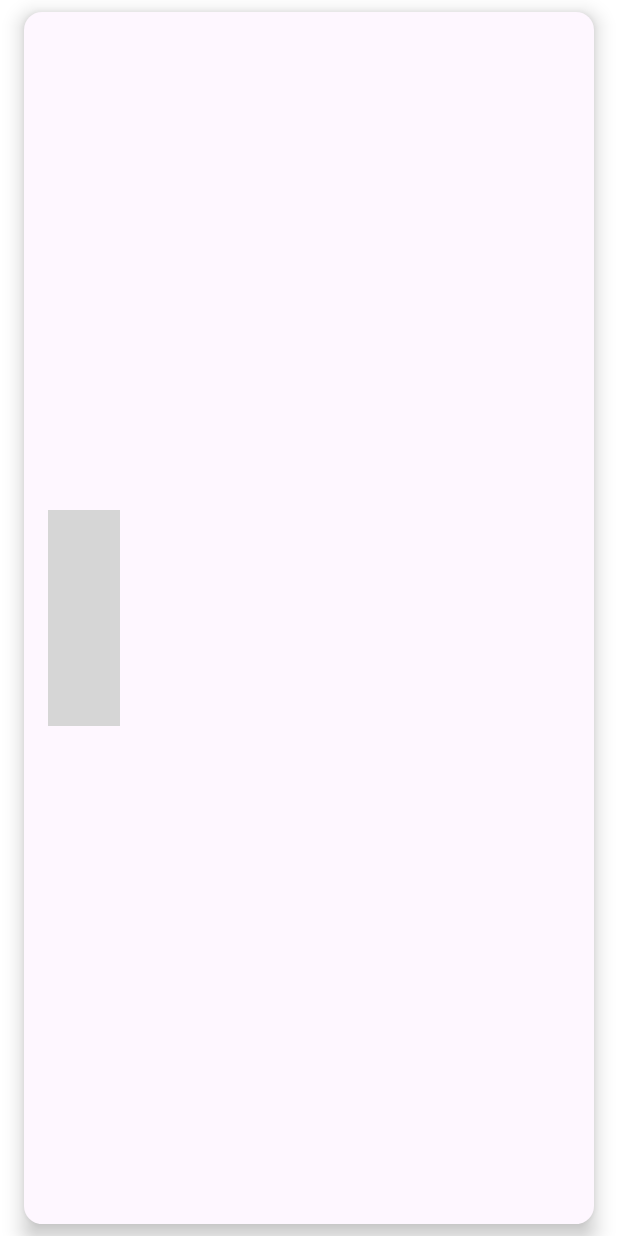
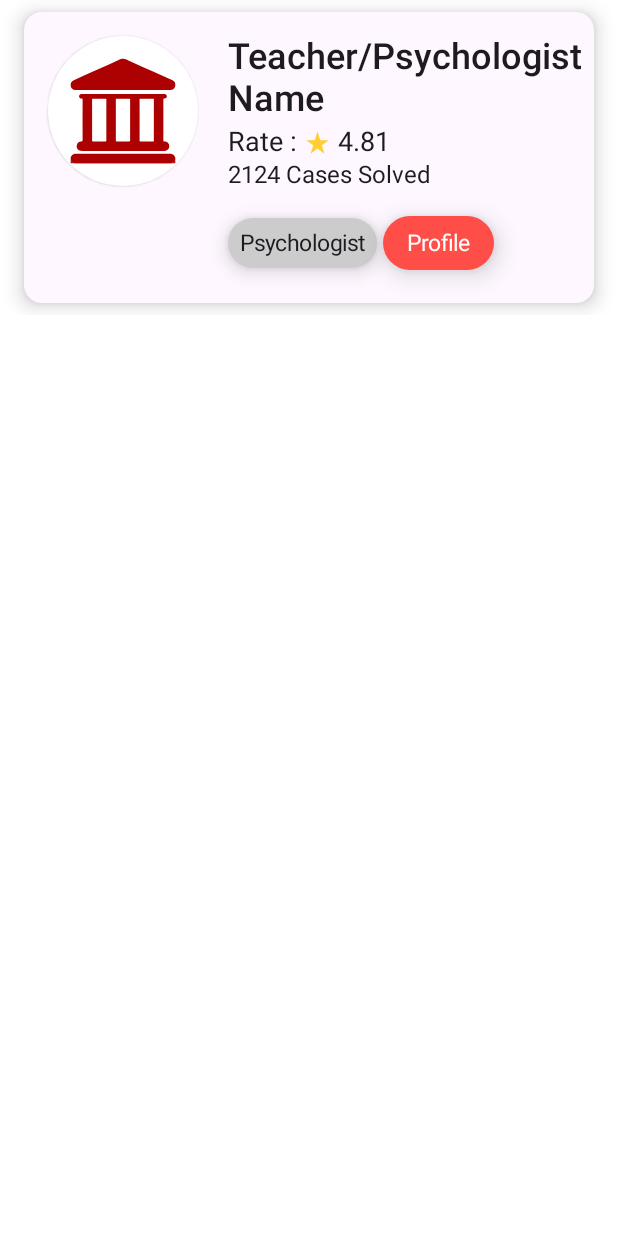
Before and after one commit to greatdesigners12/PotenSeek, an Android app built with Jetpack Compose: the @Preview function TeacherPsychologistCard, on a phone screen of 412 x 824 dp. Run offline under Robolectric (Android 15) with nearby library versions, the phone set to English and light mode, and no system bars; grey boxes are pictures that could not be loaded.

Commit message:
TP Card Design Done

```diff
--- /dev/null
+++ b/app/src/main/java/com/example/potenseek/Model/CertificateAchievement.kt
@@ -0,0 +1,7 @@
+package com.example.potenseek.Model
+
+data class CertificateAchievement(
+    var id: String,
+    var award: String,
+    var name: String
+)
--- /dev/null
+++ b/app/src/main/java/com/example/potenseek/Model/TeacherPsychologist.kt
@@ -0,0 +1,11 @@
+package com.example.potenseek.Model
+
+data class TeacherPsychologist(
+    var id: String,
+    var name: String,
+    var totalRating: Double,
+    var totalParentsRated: Int,
+    var casesSolved: Int,
+    var about: String,
+    var role: TeacherPsychologistRole
+)
--- /dev/null
+++ b/app/src/main/java/com/example/potenseek/Model/TeacherPsychologistRole.kt
@@ -0,0 +1,6 @@
+package com.example.potenseek.Model
+
+data class TeacherPsychologistRole(
+    var id: String,
+    var role: String
+)
--- a/app/src/main/java/com/example/potenseek/Screens/TPHome/TeacherPsychologistCard.kt
+++ b/app/src/main/java/com/example/potenseek/Screens/TPHome/TeacherPsychologistCard.kt
@@ -1,18 +1,31 @@
 package com.example.potenseek.Screens.TPHome
 
 import android.content.Intent
+import com.example.potenseek.R
+import androidx.compose.foundation.Image
 import androidx.compose.foundation.background
 import androidx.compose.foundation.layout.*
 import androidx.compose.foundation.shape.RoundedCornerShape
+import androidx.compose.material.ButtonDefaults
+import androidx.compose.material.Card
+import androidx.compose.material.Button
 import androidx.compose.material3.Surface
+import androidx.compose.material3.Text
 import androidx.compose.runtime.Composable
+import androidx.compose.ui.Alignment
 import androidx.compose.ui.Modifier
 import androidx.compose.ui.graphics.Color
 import androidx.compose.ui.platform.LocalContext
+import androidx.compose.ui.res.painterResource
 import androidx.compose.ui.text.font.FontWeight
 import androidx.compose.ui.text.style.TextOverflow
+import androidx.compose.ui.tooling.preview.Preview
 import androidx.compose.ui.unit.dp
+import androidx.compose.ui.unit.sp
+import com.example.potenseek.Model.TeacherPsychologist
+import com.example.potenseek.Screens.ui.theme.Coral
 
+@Preview(showSystemUi = true, showBackground = true)
 @Composable
 fun TeacherPsychologistCard() {
     val mContext = LocalContext.current
@@ -20,37 +33,116 @@ fun TeacherPsychologistCard() {
     Surface(
         modifier = Modifier
             .padding(16.dp, 8.dp)
-            .fillMaxWidth(),
+            .fillMaxWidth()
+            .wrapContentHeight()
+            .background(color = Color.White),
         shape = RoundedCornerShape(12.dp),
         shadowElevation = 8.dp,
         onClick = {
-            val intent = Intent(mContext, MovieDetailsActivity::class.java).apply {
-                putExtra("movieID", movie.id)
+
         }
-
-            mContext.startActivity(intent)
-        }
+    ) {
+        Row(
+            modifier = Modifier
+                .wrapContentHeight()
         ) {
             Column(
                 verticalArrangement = Arrangement.Center,
                 modifier = Modifier
                     .padding(16.dp)
-                .fillMaxHeight()
+                    .wrapContentHeight()
+            ) {
+                Card(shape = RoundedCornerShape(200.dp)) {
+                    Image(
+                        painter = painterResource(id = R.drawable.bank_logo),
+                        contentDescription = "TeacherPsychologistProfile",
+                        modifier = Modifier
+                            .size(100.dp, 100.dp)
+                    )
+                }
+            }
+            Column(
+                verticalArrangement = Arrangement.Center,
+                modifier = Modifier
+                    .padding(4.dp, 16.dp)
+                    .wrapContentHeight()
             ) {
                 Text(
-                text = movie.title,
-                fontWeight = FontWeight.SemiBold
+                    text = "Teacher/Psychologist Name",
+                    fontWeight = FontWeight.SemiBold,
+                    fontSize = 24.sp
+                )
+                Row(
+                    modifier = Modifier
+                        .wrapContentHeight()
+                        .padding(0.dp, 4.dp, 0.dp, 0.dp)
+                ) {
+                    Text(
+                        text = "Rate : ",
+                        fontSize = 18.sp,
+                        modifier = Modifier
+                            .align(alignment = Alignment.CenterVertically)
+                    )
+                    Image(
+                        painter = painterResource(
+                            id = R.drawable.ic_baseline_star_rate_24
+                        ),
+                        contentDescription = "",
+                        modifier = Modifier
+                            .size(18.dp, 18.dp)
+                            .align(alignment = Alignment.CenterVertically)
                     )
                     Text(
-                text = movie.vote_average.toString(),
-                modifier = Modifier.background(color = Color.Gray)
+                        text = " 4.81",
+                        fontSize = 18.sp,
+                        modifier = Modifier
+                            .align(alignment = Alignment.CenterVertically)
                     )
+                }
                 Text(
-                text = movie.overview,
-                maxLines = 2,
-                overflow = TextOverflow.Ellipsis,
-                color = Color.Gray
+                    text = "2124 Cases Solved",
+                    fontSize = 16.sp,
+                    modifier = Modifier.padding(0.dp, 2.dp, 0.dp, 0.dp)
+                )
+                Row(
+                    modifier = Modifier
+                        .wrapContentHeight()
+                        .padding(0.dp, 12.dp, 0.dp, 0.dp)
+                ) {
+                    Surface(
+                        modifier = Modifier
+                            .wrapContentSize()
+                            .align(alignment = Alignment.CenterVertically),
+                        shape = RoundedCornerShape(25.dp),
+                        shadowElevation = 8.dp,
+                        color = Color.LightGray
+                    ) {
+                        Text(
+                            text = "Psychologist",
+                            fontSize = 15.sp,
+                            modifier = Modifier
+                                .padding(8.dp)
+                        )
+                    }
+                    Spacer(modifier = Modifier.width(4.dp))
+                    Button(
+                        onClick = { /*TODO*/ },
+                        modifier = Modifier,
+                        shape = RoundedCornerShape(25.dp),
+                        colors = ButtonDefaults.buttonColors(
+                            backgroundColor = Coral
+                        ),
+                        elevation = ButtonDefaults.elevation(10.dp)
+                    ) {
+                        Text(
+                            text = "Profile",
+                            fontSize = 15.sp,
+                            color = Color.White
                         )
                     }
                 }
             }
+        }
+
+    }
+}
--- a/app/src/main/java/com/example/potenseek/Screens/inbox/InboxActivity.kt
+++ b/app/src/main/java/com/example/potenseek/Screens/inbox/InboxActivity.kt
@@ -18,12 +18,6 @@ import androidx.compose.ui.text.font.FontWeight
 import androidx.compose.ui.tooling.preview.Preview
 import androidx.compose.ui.unit.dp
 import androidx.compose.ui.unit.sp
-import androidx.navigation.NavController
-import com.example.potenseek.Navigation.AppNavigation
-import com.example.potenseek.Navigation.NavigationEnum
-import com.example.potenseek.components.BasicButton
-import com.example.potenseek.components.emailInputField
-import com.example.potenseek.components.passwordInputField
 import com.example.potenseek.ui.theme.PotenSeekTheme
 
 class InboxActivity : ComponentActivity() {
--- a/app/src/main/java/com/example/potenseek/components/Cards.kt
+++ b/app/src/main/java/com/example/potenseek/components/Cards.kt
@@ -16,7 +16,7 @@ import com.example.potenseek.R
 @Composable
 fun profileCard(name : String){
     Column(horizontalAlignment = Alignment.CenterHorizontally){
-        Image(painter = painterResource(id = R.drawable.unknown), modifier = Modifier
+        Image(painter = painterResource(id = R.drawable.ic_launcher_background), modifier = Modifier
             .width(100.dp)
             .height(100.dp) ,contentDescription = "", contentScale = ContentScale.Fit)
         Text(name)
--- /dev/null
+++ b/app/src/main/res/drawable/ic_baseline_star_rate_24.xml
@@ -0,0 +1,5 @@
+<vector android:height="24dp" android:tint="#FFCE31"
+    android:viewportHeight="24" android:viewportWidth="24"
+    android:width="24dp" xmlns:android="http://schemas.android.com/apk/res/android">
+    <path android:fillColor="@android:color/white" android:pathData="M14.43,10l-2.43,-8l-2.43,8l-7.57,0l6.18,4.41l-2.35,7.59l6.17,-4.69l6.18,4.69l-2.35,-7.59l6.17,-4.41z"/>
+</vector>
```
Lines whose indentation alone changed are shown as unchanged.
